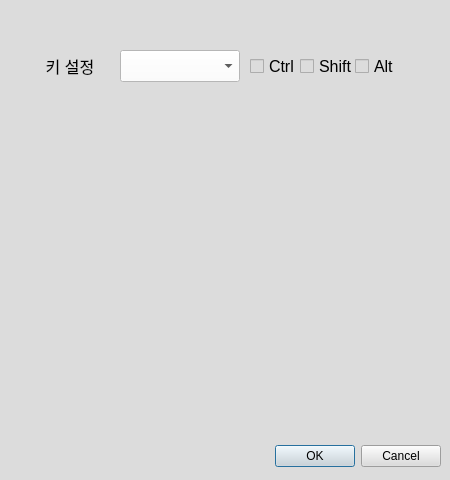
This is pyQt_test/ui/SettingsDialog.ui in lshlabs/myGit as Qt 5 draws it before an edit. The edited form follows.
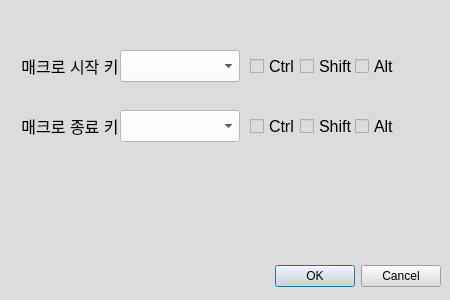
This is the edited form.

Diff of the .ui file:
```diff
--- a/pyQt_test/ui/SettingsDialog.ui
+++ b/pyQt_test/ui/SettingsDialog.ui
@@ -10,7 +10,7 @@
     <x>0</x>
     <y>0</y>
     <width>450</width>
-    <height>480</height>
+    <height>300</height>
    </rect>
   </property>
   <property name="sizePolicy">
@@ -37,7 +37,7 @@
    <property name="geometry">
     <rect>
      <x>10</x>
-     <y>440</y>
+     <y>260</y>
      <width>431</width>
      <height>32</height>
     </rect>
@@ -71,7 +71,7 @@
     </font>
    </property>
    <property name="text">
-    <string>키 설정</string>
+    <string>매크로 시작 키</string>
    </property>
    <property name="alignment">
     <set>Qt::AlignmentFlag::AlignCenter</set>
@@ -179,6 +179,130 @@
     <bool>false</bool>
    </property>
   </widget>
+  <widget class="QLabel" name="label_stop">
+   <property name="geometry">
+    <rect>
+     <x>20</x>
+     <y>110</y>
+     <width>100</width>
+     <height>32</height>
+    </rect>
+   </property>
+   <property name="font">
+    <font>
+     <family>Arial</family>
+     <pointsize>12</pointsize>
+    </font>
+   </property>
+   <property name="text">
+    <string>매크로 종료 키</string>
+   </property>
+   <property name="alignment">
+    <set>Qt::AlignmentFlag::AlignCenter</set>
+   </property>
+  </widget>
+  <widget class="QComboBox" name="combo_stop">
+   <property name="geometry">
+    <rect>
+     <x>120</x>
+     <y>110</y>
+     <width>120</width>
+     <height>32</height>
+    </rect>
+   </property>
+   <property name="font">
+    <font>
+     <family>Arial</family>
+     <pointsize>12</pointsize>
+     <italic>false</italic>
+     <kerning>false</kerning>
+    </font>
+   </property>
+   <property name="styleSheet">
+    <string notr="true">background:white;</string>
+   </property>
+   <property name="currentText">
+    <string/>
+   </property>
+   <property name="placeholderText">
+    <string>선택하세요</string>
+   </property>
+  </widget>
+  <widget class="QCheckBox" name="check_alt2">
+   <property name="geometry">
+    <rect>
+     <x>355</x>
+     <y>110</y>
+     <width>50</width>
+     <height>32</height>
+    </rect>
+   </property>
+   <property name="font">
+    <font>
+     <family>Arial</family>
+     <pointsize>12</pointsize>
+    </font>
+   </property>
+   <property name="text">
+    <string>Alt</string>
+   </property>
+   <property name="checked">
+    <bool>false</bool>
+   </property>
+   <property name="tristate">
+    <bool>false</bool>
+   </property>
+  </widget>
+  <widget class="QCheckBox" name="check_ctrl2">
+   <property name="geometry">
+    <rect>
+     <x>250</x>
+     <y>110</y>
+     <width>50</width>
+     <height>32</height>
+    </rect>
+   </property>
+   <property name="font">
+    <font>
+     <family>Arial</family>
+     <pointsize>12</pointsize>
+    </font>
+   </property>
+   <property name="text">
+    <string>Ctrl</string>
+   </property>
+   <property name="checked">
+    <bool>false</bool>
+   </property>
+   <property name="tristate">
+    <bool>false</bool>
+   </property>
+  </widget>
+  <widget class="QCheckBox" name="check_shift2">
+   <property name="geometry">
+    <rect>
+     <x>300</x>
+     <y>110</y>
+     <width>55</width>
+     <height>32</height>
+    </rect>
+   </property>
+   <property name="font">
+    <font>
+     <family>Arial</family>
+     <pointsize>12</pointsize>
+    </font>
+   </property>
+   <property name="text">
+    <string>Shift</string>
+   </property>
+   <property name="checked">
+    <bool>false</bool>
+   </property>
+   <property name="tristate">
+    <bool>false</bool>
+   </property>
+  </widget>
  </widget>
  <resources/>
  <connections>
```
Left out of the diff: 10 changed lines with no effect on the pictures.
